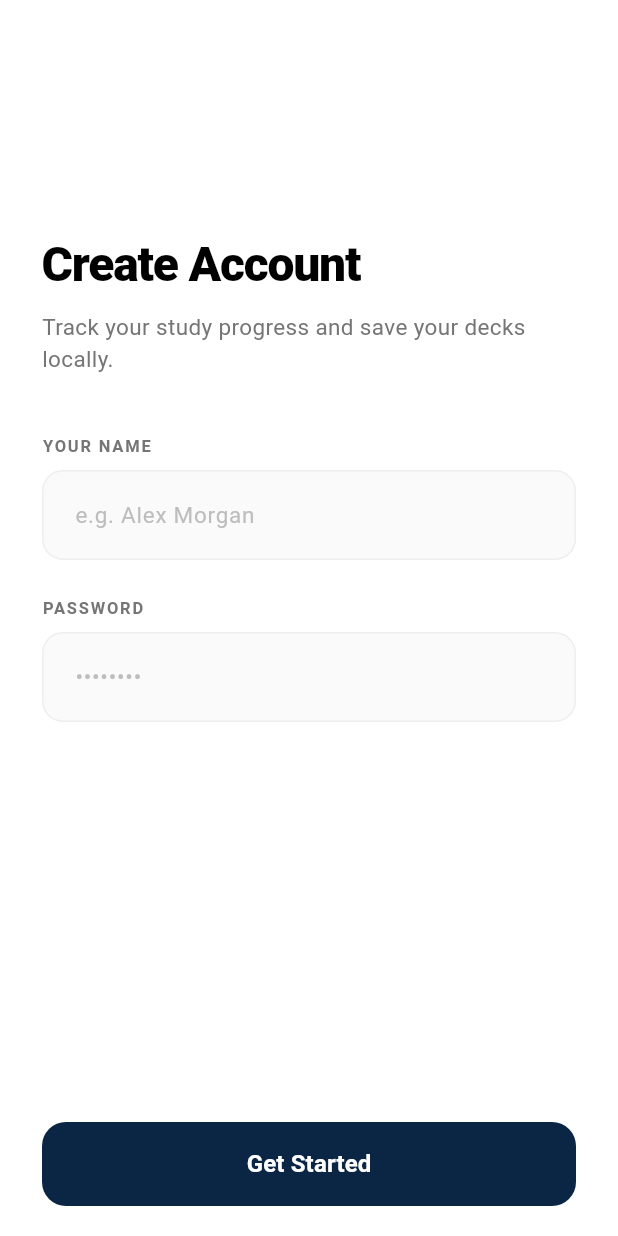
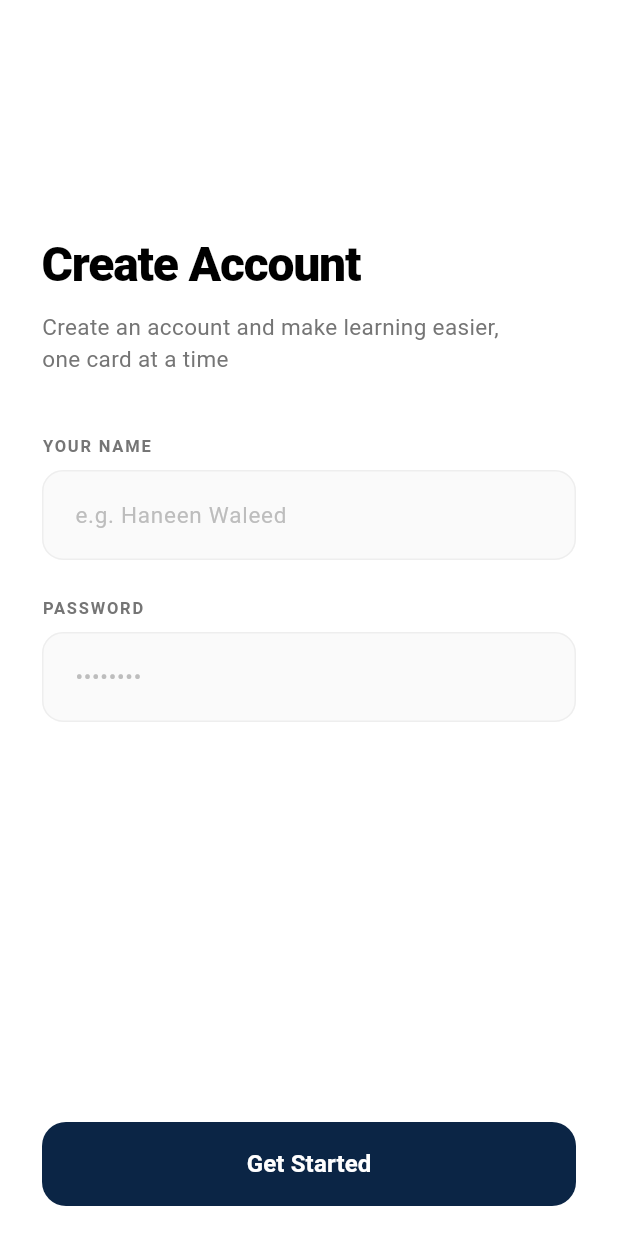
Before and after one commit to Haneen-Waleed/codealpha_tasks, a Flutter app: the screen it shows after launch, on a phone screen of 412 x 824 dp. Run offline on Flutter 3.47's test engine with Material 3 defaults, Android fonts, the phone set to English and light mode, and no system bars; our stand-ins replace bloc, flip_card, flutter_bloc, hive_flutter, hydrated_bloc; missing offline and left inert: flutter_screenutil_plus; accounts and stored records are empty.

Commit message:
ui update

```diff
--- /dev/null
+++ b/lib/core/custome_widgets/custom_button.dart
@@ -0,0 +1,31 @@
+import 'package:flutter/material.dart';
+
+import '../colors.dart';
+
+class CustomButton extends StatelessWidget {
+ final String? text;
+ final void Function()? onPressed;
+  const CustomButton({super.key,this.text,this.onPressed});
+
+  @override
+  Widget build(BuildContext context) {
+    return ElevatedButton(
+      style: ElevatedButton.styleFrom(
+        backgroundColor: primary,
+        foregroundColor: Colors.white,
+        elevation: 0,
+        shape: RoundedRectangleBorder(
+          borderRadius: BorderRadius.circular(16),
+        ),
+      ),
+      onPressed: onPressed ??() {},
+      child:  Text(
+        text??'',
+        style: TextStyle(
+          fontSize: 16,
+          fontWeight: FontWeight.w700,
+        ),
+      ),
+    );
+  }
+}
--- a/lib/features/home/screens/home_screen.dart
+++ b/lib/features/home/screens/home_screen.dart
@@ -60,10 +60,10 @@ class HomeScreen extends StatelessWidget {
                         ),
                         GestureDetector(
                           onTap: () {
-                            Navigator.push(
+                            Navigator.pushReplacement(
                               context,
                               MaterialPageRoute(
-                                builder: (_) => const ProfileScreen(),
+                                builder: (_) =>  ProfileScreen(),
                               ),
                             );
                           },
--- a/lib/features/register/screens/register_screen.dart
+++ b/lib/features/register/screens/register_screen.dart
@@ -2,6 +2,7 @@ import 'package:flutter/material.dart';
 import 'package:flutter_bloc/flutter_bloc.dart';
 import 'package:flash_cards/core/colors.dart';
 
+import '../../../core/custome_widgets/custom_button.dart';
 import '../../../cubit/user_cubit.dart';
 import '../../home/screens/home_screen.dart';
 
@@ -46,7 +47,7 @@ class _RegisterScreenState extends State<RegisterScreen> {
                 const SizedBox(height: 8),
 
                 Text(
-                  'Track your study progress and save your decks locally.',
+                  'Create an account and make learning easier, \none card at a time',
                   style: TextStyle(
                     fontSize: 15,
                     color: Colors.grey.shade600,
@@ -72,7 +73,7 @@ class _RegisterScreenState extends State<RegisterScreen> {
                 TextFormField(
                   controller: _nameController,
                   textCapitalization: TextCapitalization.words,
-                  decoration: _buildInputDecoration(hint: 'e.g. Alex Morgan'),
+                  decoration: _buildInputDecoration(hint: 'e.g. Haneen Waleed'),
                   validator: (v) =>
                   v == null || v.trim().isEmpty ? 'Name required' : null,
                 ),
@@ -97,7 +98,7 @@ class _RegisterScreenState extends State<RegisterScreen> {
                   obscureText: true,
                   decoration: _buildInputDecoration(hint: '••••••••'),
                   validator: (v) =>
-                  v == null || v.length < 4 ? 'At least 4 characters' : null,
+                  v == null || v.length < 8 ? 'At least 4 characters' : null,
                 ),
 
                 const Spacer(flex: 2),
@@ -106,16 +107,7 @@ class _RegisterScreenState extends State<RegisterScreen> {
                 SizedBox(
                   width: double.infinity,
                   height: 56,
-                  child: ElevatedButton(
-                    style: ElevatedButton.styleFrom(
-                      backgroundColor: primary,
-                      foregroundColor: Colors.white,
-                      elevation: 0,
-                      shape: RoundedRectangleBorder(
-                        borderRadius: BorderRadius.circular(16),
-                      ),
-                    ),
-                    onPressed: () {
+                  child: CustomButton(text: 'Get Started',onPressed:  () {
                     if (_formKey.currentState!.validate()) {
                       context.read<UserCubit>().registerUser(
                         _nameController.text.trim(),
@@ -129,15 +121,7 @@ class _RegisterScreenState extends State<RegisterScreen> {
                         ),
                       );
                     }
-                    },
-                    child: const Text(
-                      'Get Started',
-                      style: TextStyle(
-                        fontSize: 16,
-                        fontWeight: FontWeight.w700,
-                      ),
-                    ),
-                  ),
+                  },)
                 ),
               ],
             ),
```
Also changed, not shown: lib/cubit/user_cubit.dart (+26 -6 lines), lib/features/profile/screens/profile_screen.dart (+47 -13 lines), lib/features/quiz/screens/quiz_result_screen.dart (+11 -3 lines), lib/features/quiz/screens/quiz_screen.dart (+5 -18 lines), lib/features/quiz/screens/quiz_setup_screen.dart (+2 -26 lines). Lines whose indentation alone changed are shown as unchanged.
